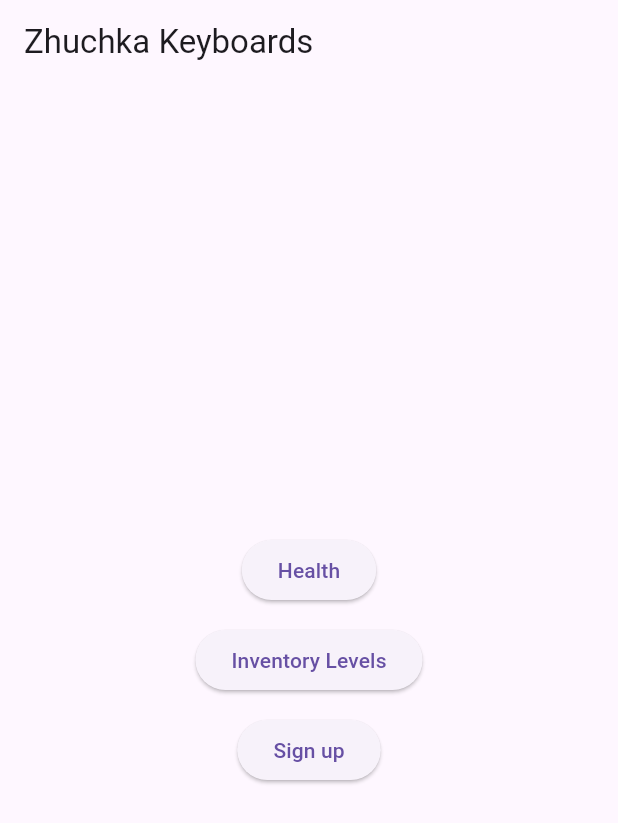
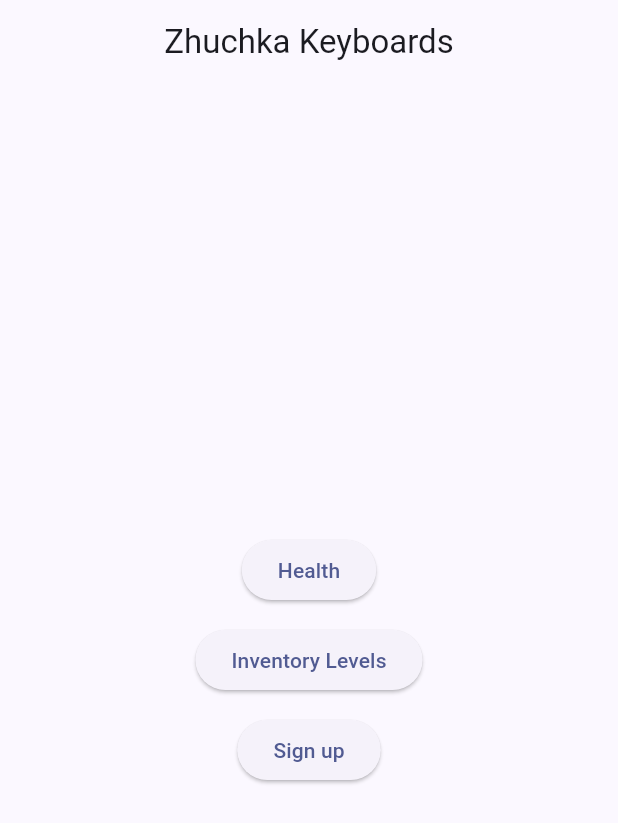
Before and after one commit to ZhuchkaTriplesix/ZhuchkaKeyboards, a Flutter app: the screen it shows after launch, on a phone screen of 412 x 824 dp. Shown: the top 823 px of the screen. Run offline on Flutter 3.47's test engine with Material 3 defaults, Android fonts, the phone set to English and light mode, and no system bars; our stand-ins replace flutter_dotenv.

Commit message:
style(frontend): center AppBar titles via theme and refine transitions
Set AppBarTheme.centerTitle=true for consistent centered titles; use colorSchemeSeed; refine PageTransitionsTheme for smoother UX.

```diff
--- a/frontend/zhuchka_flutter/lib/main.dart
+++ b/frontend/zhuchka_flutter/lib/main.dart
@@ -23,8 +23,18 @@ class MyApp extends StatelessWidget {
       child: MaterialApp(
         title: 'Zhuchka Keyboards',
         theme: ThemeData(
-          primarySwatch: Colors.indigo,
           useMaterial3: true,
+          colorSchemeSeed: Colors.indigo,
+          appBarTheme: const AppBarTheme(
+            centerTitle: true,
+          ),
+          pageTransitionsTheme: const PageTransitionsTheme(builders: {
+            TargetPlatform.android: ZoomPageTransitionsBuilder(),
+            TargetPlatform.iOS: CupertinoPageTransitionsBuilder(),
+            TargetPlatform.windows: ZoomPageTransitionsBuilder(),
+            TargetPlatform.linux: ZoomPageTransitionsBuilder(),
+            TargetPlatform.macOS: CupertinoPageTransitionsBuilder(),
+          }),
         ),
         routes: {
           '/': (context) => const HomePage(),
```
